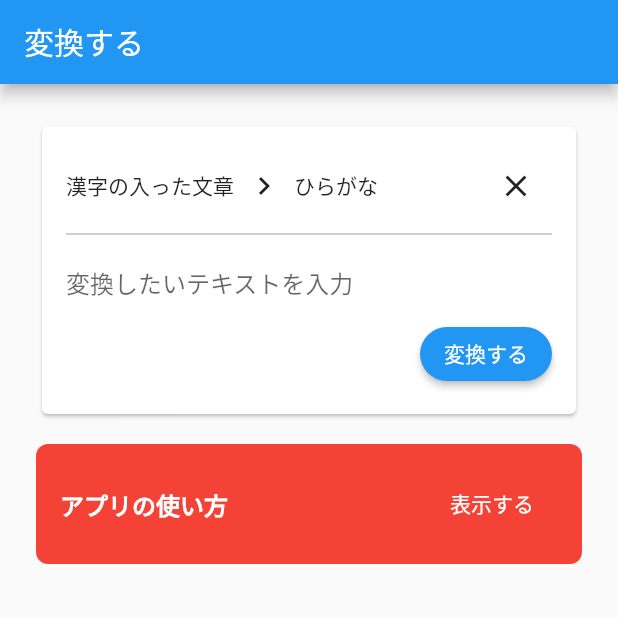
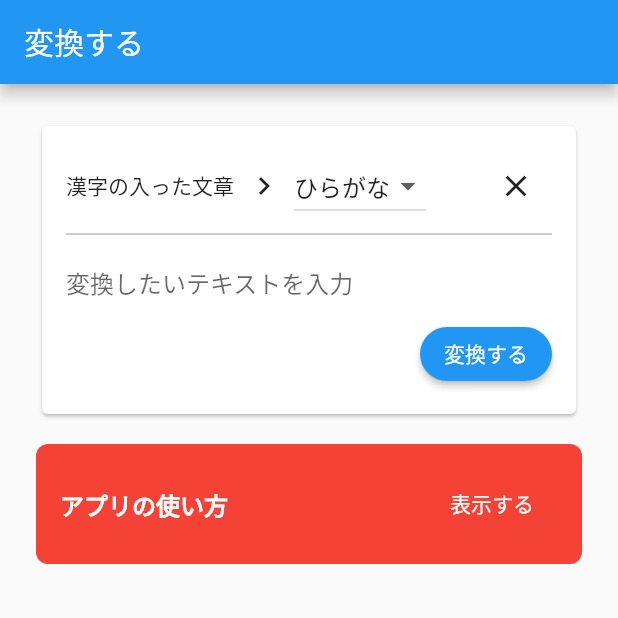
Before and after one commit to hayabusabusa/Rubbby-flutter, a Flutter app: the screen it shows after launch, on a phone screen of 412 x 824 dp, the top half of it. Run offline on Flutter 3.47's test engine with Material 2 defaults, Android fonts, the phone set to English and light mode, and no system bars.

Commit message:
Add output type and drop down button

```diff
--- /dev/null
+++ b/lib/model/model.dart
@@ -0,0 +1 @@
+export './output_type.dart';
--- /dev/null
+++ b/lib/model/output_type.dart
@@ -0,0 +1,4 @@
+enum OutputType {
+  hiragana,
+  katakana
+}
--- a/lib/widget/input_sentence_form_widget.dart
+++ b/lib/widget/input_sentence_form_widget.dart
@@ -1,4 +1,8 @@
 import 'package:flutter/material.dart';
+
+import 'package:rubbby/model/model.dart';
+
+// MARK: - Widget
 
 class InputSentenceFormWidget extends StatefulWidget {
 
@@ -13,10 +17,15 @@ class InputSentenceFormWidget extends StatefulWidget {
   State<StatefulWidget> createState() => _InputSentenceFormWidgetState();
 }
 
+// MARK: - State
+
 class _InputSentenceFormWidgetState extends State<InputSentenceFormWidget> {
   TextEditingController _textEditingController;
 
+  OutputType _selectedValue = OutputType.hiragana;
   bool _isEditing = false;
+
+  // MARK: Private method
 
   void _onPressCloseButton() {
     _textEditingController.text = '';
@@ -27,6 +36,31 @@ class _InputSentenceFormWidgetState extends State<InputSentenceFormWidget> {
       _isEditing = widget.focusNode.hasFocus;
     });
   }
+
+  void _onChangedDropDownButton(OutputType outputType) {
+    setState(() {
+      _selectedValue = outputType;
+    });
+  }
+
+  DropdownButton _buildDropDownButtons() {
+    return DropdownButton<OutputType>(
+      items: [
+        DropdownMenuItem(
+          value: OutputType.hiragana,
+          child: Text('ひらがな'),
+        ),
+        DropdownMenuItem(
+          value: OutputType.katakana,
+          child: Text('カタカナ'),
+        )
+      ],
+      value: _selectedValue,
+      onChanged: (value) => _onChangedDropDownButton(value),
+    );
+  }
+
+  // MARK: Lifecycle
 
   @override
   void initState() {
@@ -55,7 +89,7 @@ class _InputSentenceFormWidgetState extends State<InputSentenceFormWidget> {
                 SizedBox(width: 8),
                 Icon(Icons.chevron_right),
                 SizedBox(width: 8),
-                Text('ひらがな'),
+                _buildDropDownButtons(),
                 Expanded(child: SizedBox()),
                 IconButton(
                   icon: Icon(Icons.close),
```
